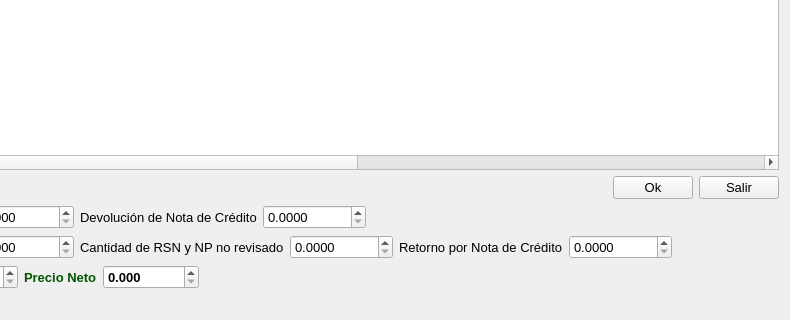
Before: the Qt Designer form Facturacion/comprachartcosto.ui in radtek/manager, drawn with Qt 5; both pictures show x 192 to 982 and y 119 to 439 of the 982 by 439 pixel window.
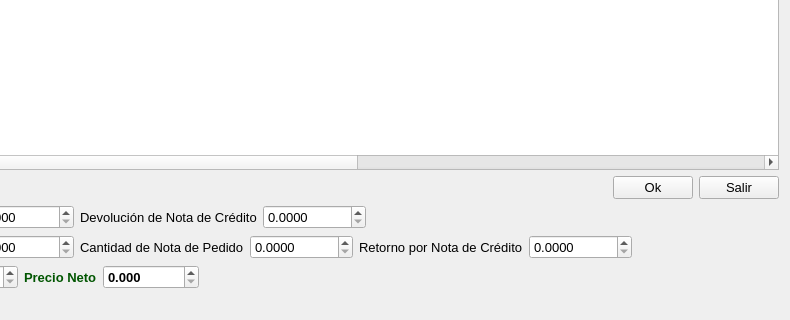
After: the same form once the commit is applied. Icons and pictures are not drawn.

```diff
--- a/Facturacion/comprachartcosto.ui
+++ b/Facturacion/comprachartcosto.ui
@@ -542,7 +542,7 @@
         </font>
        </property>
        <property name="text">
-        <string>Cantidad de RSN y NP no revisado</string>
+        <string>Cantidad de Nota de Pedido</string>
        </property>
       </widget>
      </item>
```
